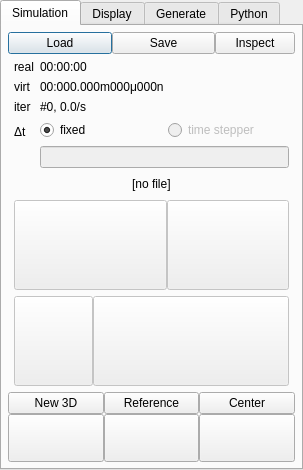
The window that gui/qt4/controller.ui (bchareyre/yade-mpi) describes before a commit, drawn with Qt 5.
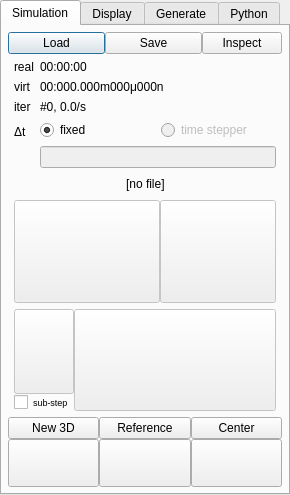
The same window after the commit. Icons and pictures are not drawn.

Commit message: 1. Add sub-stepping functionality (step by engines rather than by whole iterations) 2. Expose Scene in python properly (not very well tested yet...) 3. Update documentation about attribute flags 4. Remove some 3rd party files no longer needed

```diff
--- a/gui/qt4/controller.ui
+++ b/gui/qt4/controller.ui
@@ -6,8 +6,8 @@
    <rect>
     <x>0</x>
     <y>0</y>
-    <width>303</width>
-    <height>470</height>
+    <width>290</width>
+    <height>495</height>
    </rect>
   </property>
   <property name="sizePolicy">
@@ -146,42 +146,45 @@
              </property>
             </widget>
            </item>
-           <item row="1" column="0">
+           <item row="2" column="0">
             <widget class="QLabel" name="label_7">
              <property name="text">
               <string>virt</string>
              </property>
             </widget>
            </item>
-           <item row="1" column="1">
+           <item row="2" column="1">
             <widget class="QLabel" name="virtTimeLabel">
              <property name="text">
               <string>00:000.000m000μ000n</string>
              </property>
             </widget>
            </item>
-           <item row="2" column="0">
+           <item row="3" column="0">
             <widget class="QLabel" name="label_8">
              <property name="text">
               <string>iter</string>
              </property>
             </widget>
            </item>
-           <item row="2" column="1">
+           <item row="3" column="1">
             <widget class="QLabel" name="iterLabel">
              <property name="text">
               <string>#0, 0.0/s</string>
              </property>
+             <property name="wordWrap">
+              <bool>true</bool>
+             </property>
             </widget>
            </item>
-           <item row="3" column="0">
+           <item row="4" column="0">
             <widget class="QLabel" name="label_9">
              <property name="text">
               <string>Δt</string>
              </property>
             </widget>
            </item>
-           <item row="3" column="1">
+           <item row="4" column="1">
             <layout class="QVBoxLayout" name="verticalLayout">
              <item>
               <layout class="QHBoxLayout" name="horizontalLayout">
@@ -337,30 +340,52 @@
               <number>0</number>
              </property>
              <item>
-              <widget class="QPushButton" name="stepButton">
-               <property name="enabled">
-                <bool>false</bool>
+              <layout class="QGridLayout" name="gridLayout_9" rowstretch="0,0" columnstretch="0" rowminimumheight="0,0" columnminimumwidth="0">
+               <property name="margin">
+                <number>0</number>
                </property>
-               <property name="sizePolicy">
-                <sizepolicy hsizetype="MinimumExpanding" vsizetype="MinimumExpanding">
-                 <horstretch>2</horstretch>
-                 <verstretch>0</verstretch>
-                </sizepolicy>
+               <property name="spacing">
+                <number>0</number>
                </property>
-               <property name="text">
-                <string/>
-               </property>
-               <property name="icon">
-                <iconset resource="img.qrc">
-                 <normaloff>:/img/step.png</normaloff>:/img/step.png</iconset>
-               </property>
-               <property name="iconSize">
-                <size>
-                 <width>32</width>
-                 <height>32</height>
-                </size>
-               </property>
-              </widget>
+               <item row="0" column="0">
+                <widget class="QPushButton" name="stepButton">
+                 <property name="enabled">
+                  <bool>false</bool>
+                 </property>
+                 <property name="sizePolicy">
+                  <sizepolicy hsizetype="MinimumExpanding" vsizetype="MinimumExpanding">
+                   <horstretch>2</horstretch>
+                   <verstretch>0</verstretch>
+                  </sizepolicy>
+                 </property>
+                 <property name="text">
+                  <string/>
+                 </property>
+                 <property name="icon">
+                  <iconset resource="img.qrc">
+                   <normaloff>:/img/step.png</normaloff>:/img/step.png</iconset>
+                 </property>
+                 <property name="iconSize">
+                  <size>
+                   <width>32</width>
+                   <height>32</height>
+                  </size>
+                 </property>
+                </widget>
+               </item>
+               <item row="1" column="0">
+                <widget class="QCheckBox" name="subStepCheckbox">
+                 <property name="font">
+                  <font>
+                   <pointsize>7</pointsize>
+                  </font>
+                 </property>
+                 <property name="text">
+                  <string>sub-step</string>
+                 </property>
+                </widget>
+               </item>
+              </layout>
              </item>
              <item>
               <widget class="QPushButton" name="reloadButton">
```
Left out of the diff: 149 changed lines with no effect on the pictures. The commit also changes 21 other files.
